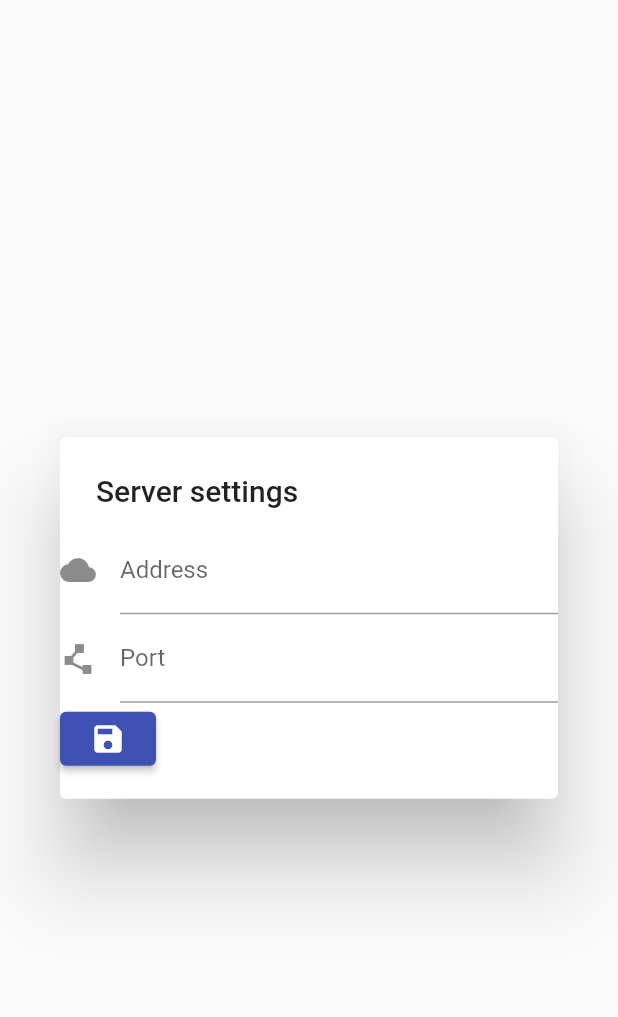
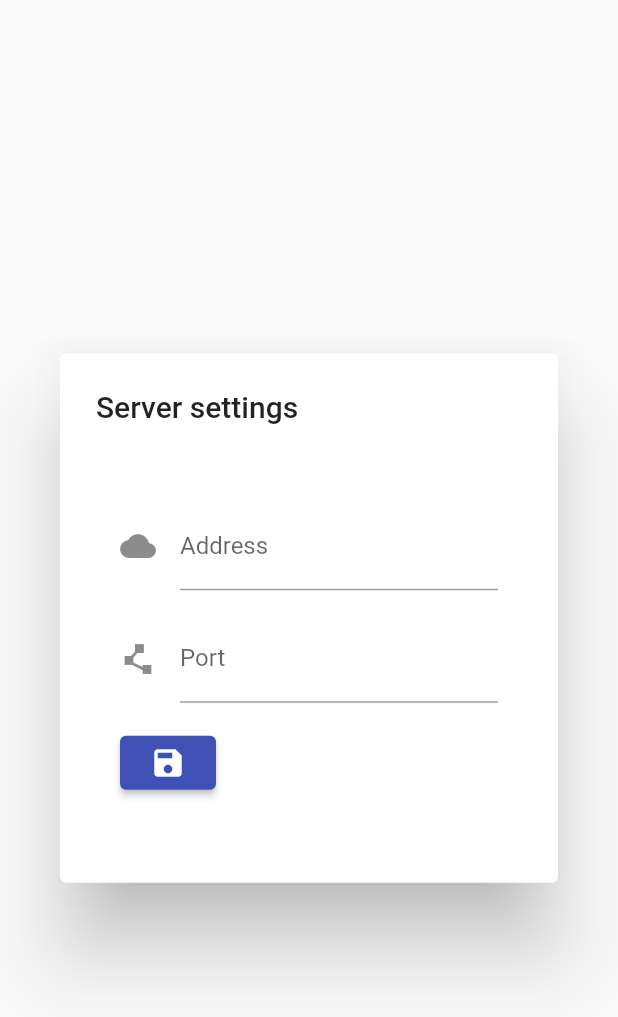
Before and after one commit to RenatoExpert/shuei-client, a Flutter app: the ServerDialog widget shown alone on an empty page, opened directly, on a phone screen of 412 x 824 dp. Shown: the top 1017 px of the screen. Run offline on Flutter 3.47's test engine with Material 2 defaults, Android fonts, the phone set to English and light mode, and no system bars.

Commit message:
adjusting padding

```diff
--- a/lib/main.dart
+++ b/lib/main.dart
@@ -44,13 +44,17 @@ class ServerDialogState extends State<ServerDialog> {
 			child: SimpleDialog (
 				title: Text('Server settings'),
 				children: <Widget> [
-					Form (
+				   	Padding (
+						padding: EdgeInsets.all(32),
+						child: Form (
 							key: _formKey,
 							autovalidateMode: AutovalidateMode.always,
 							onChanged: () {},
 							child: Wrap (
 								children: <Widget> [
-								TextFormField (
+									Padding (
+										padding: EdgeInsets.all(8.0),
+										child: TextFormField (
 												decoration: InputDecoration (
 													icon: Icon(Icons.cloud),
 													hintText: 'shuei.shogunautomacao.com.br',
@@ -63,7 +67,10 @@ class ServerDialogState extends State<ServerDialog> {
 													return (value!=Null && value == '#') ? 'Do not use the char "#"!' : null;
 												},
 											),
-								TextFormField (
+									),
+									Padding (
+										padding: EdgeInsets.all(8.0),
+										child: TextFormField (
 											decoration: InputDecoration (
 												icon: Icon(Icons.polyline),
 												hintText: '2000',
@@ -76,7 +83,10 @@ class ServerDialogState extends State<ServerDialog> {
 												return (value!=Null && value == '#') ? 'Do not use the char "#"!' : null;
 											},
 										),
-								ElevatedButton (
+									),
+									Padding (
+										padding: EdgeInsets.all(8.0),
+										child: ElevatedButton (
 											onPressed: () {
 												if (_formKey.currentState!.validate()) {
 													print('heeey');
@@ -84,7 +94,9 @@ class ServerDialogState extends State<ServerDialog> {
 											},
 											child: Icon(Icons.save),
 										),
+									),
 								],
+							),
 						),
 					),
 				],
```
Lines whose indentation alone changed are shown as unchanged.
